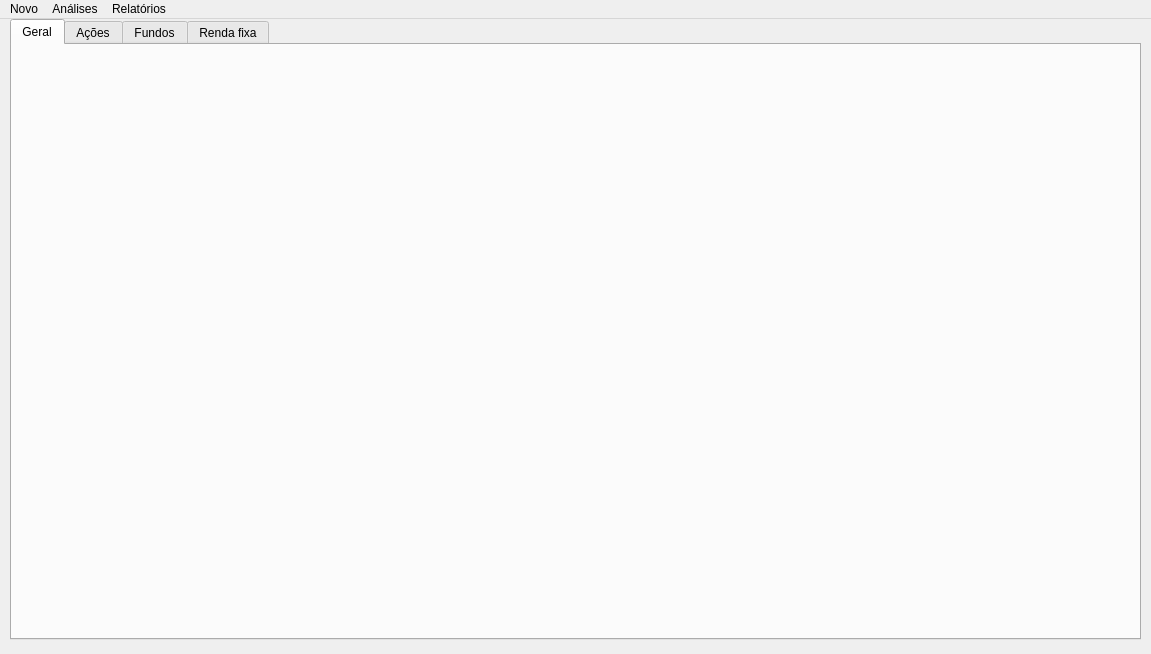
First picture: the form in mainwindow.ui, repository ThiagoServulo/MyFinancialAssets, before the edit.
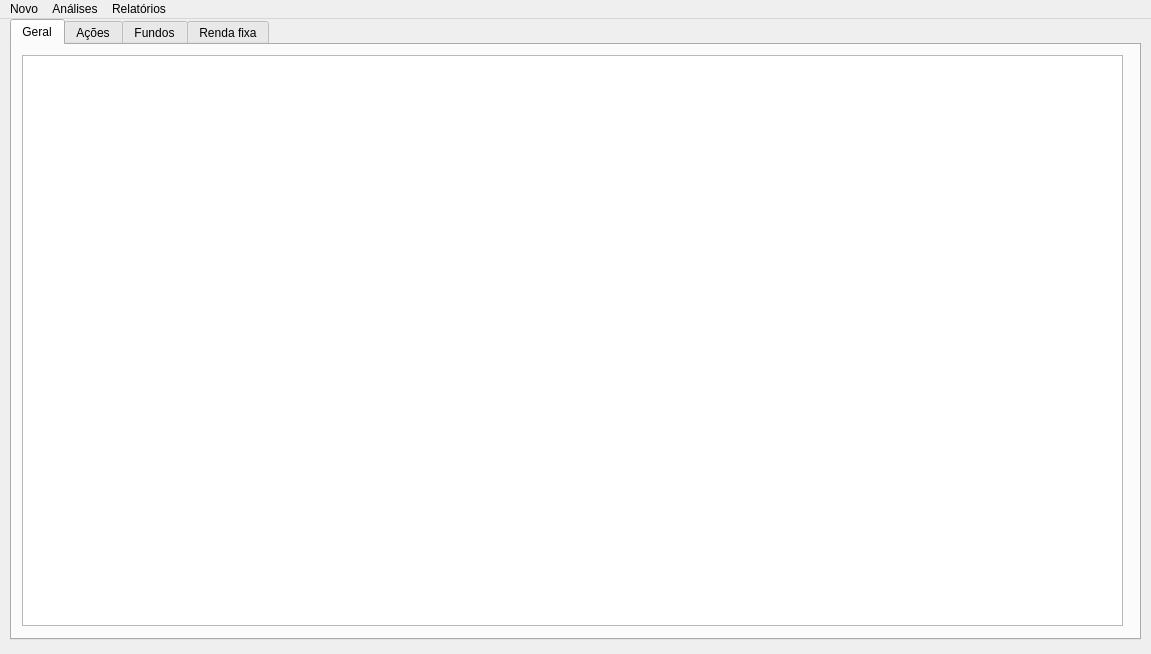
Second picture: the form after the edit. The open tabs and pages were chosen to show the change.

Commit message: Create new financial institution window

Diff of the .ui file:
```diff
--- a/mainwindow.ui
+++ b/mainwindow.ui
@@ -30,6 +30,16 @@
      <attribute name="title">
       <string>Geral</string>
      </attribute>
+     <widget class="QTableWidget" name="tableWidget_general">
+      <property name="geometry">
+       <rect>
+        <x>10</x>
+        <y>10</y>
+        <width>1101</width>
+        <height>571</height>
+       </rect>
+      </property>
+     </widget>
     </widget>
     <widget class="QWidget" name="tab_stocks">
      <attribute name="title">
```
Left out of the diff: 9 changed lines with no effect on the pictures. The commit also changes 6 other files.
